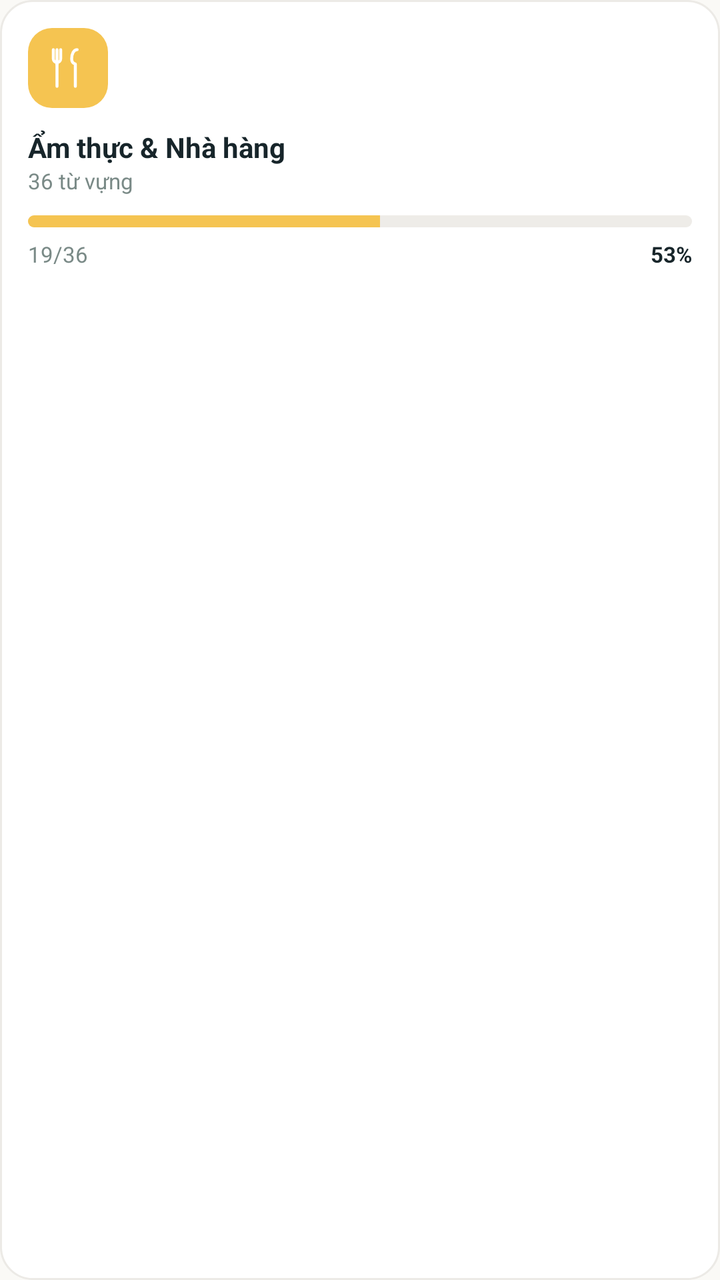
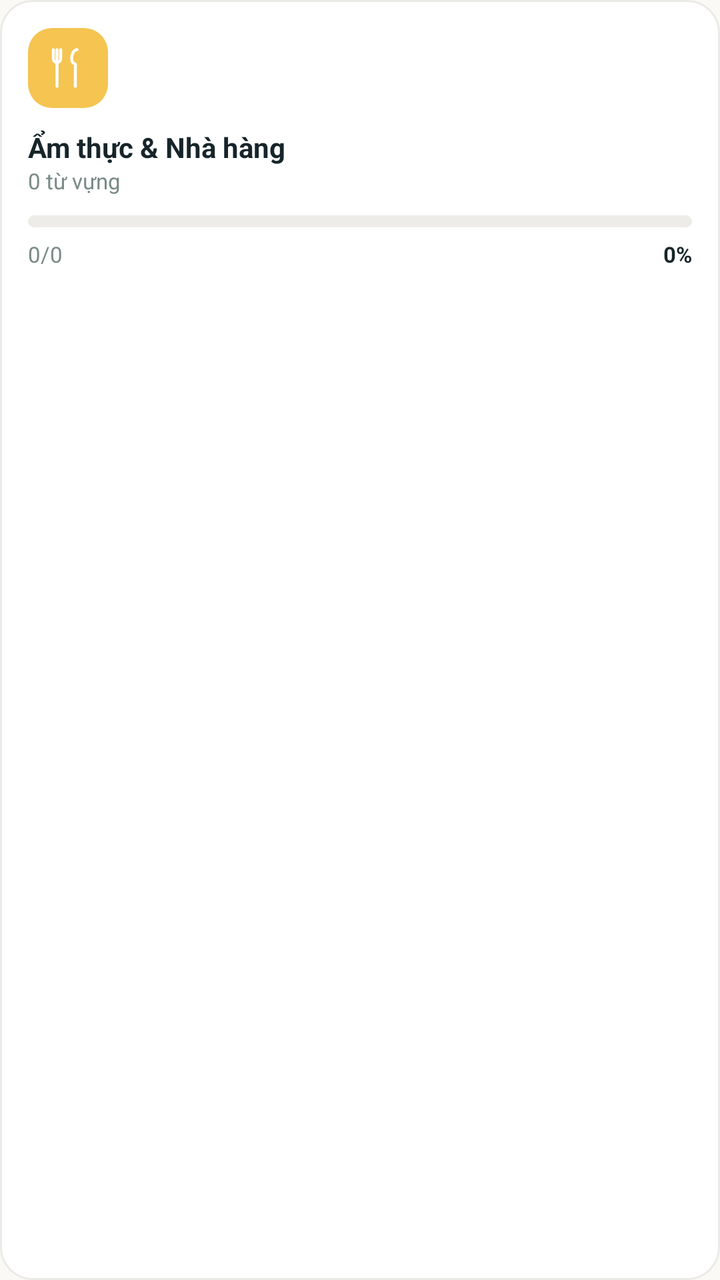

Screens rendered from an Android XML layout before and after an edit, with the pre-edit source and the edit as a unified diff.
<!-- AndroidManifest.xml: application theme Theme.CalmLearn -->
<!-- res/layout/item_lesson_food.xml -->
<?xml version="1.0" encoding="utf-8"?>
<LinearLayout xmlns:android="http://schemas.android.com/apk/res/android"
    android:layout_width="match_parent"
    android:layout_height="wrap_content"
    android:background="@drawable/bg_card_stroke"
    android:clickable="true"
    android:focusable="true"
    android:foreground="?attr/selectableItemBackground"
    android:orientation="vertical"
    android:padding="14dp">

    <ImageView
        android:layout_width="40dp"
        android:layout_height="40dp"
        android:background="@drawable/bg_icon_square_amber"
        android:padding="9dp"
        android:src="@drawable/ic_food"
        android:tint="@color/white"
        android:contentDescription="@null" />

    <TextView
        android:layout_width="match_parent"
        android:layout_height="wrap_content"
        android:layout_marginTop="10dp"
        android:text="Ẩm thực &amp; Nhà hàng"
        android:textColor="@color/text_primary"
        android:textSize="14sp"
        android:textStyle="bold" />

    <TextView
        android:layout_width="match_parent"
        android:layout_height="wrap_content"
        android:text="36 từ vựng"
        android:textColor="@color/text_secondary"
        android:textSize="11sp" />

    <ProgressBar
        style="?android:attr/progressBarStyleHorizontal"
        android:layout_width="match_parent"
        android:layout_height="6dp"
        android:layout_marginTop="10dp"
        android:max="100"
        android:progress="53"
        android:progressDrawable="@drawable/progress_amber" />

    <LinearLayout
        android:layout_width="match_parent"
        android:layout_height="wrap_content"
        android:layout_marginTop="6dp"
        android:orientation="horizontal">

        <TextView
            android:layout_width="0dp"
            android:layout_height="wrap_content"
            android:layout_weight="1"
            android:text="19/36"
            android:textColor="@color/text_secondary"
            android:textSize="11sp" />

        <TextView
            android:layout_width="wrap_content"
            android:layout_height="wrap_content"
            android:text="53%"
            android:textColor="@color/text_primary"
            android:textSize="11sp"
            android:textStyle="bold" />
    </LinearLayout>
</LinearLayout>
<!-- resources referenced by this layout -->
<resources>
  <color name="text_primary">#17252A</color>
  <color name="text_secondary">#7A8A87</color>
  <color name="white">#FFFFFF</color>
  <!-- drawable bg_card_stroke (drawable) -->
  <shape xmlns:android="http://schemas.android.com/apk/res/android" android:shape="rectangle">
      <solid android:color="@color/surface"/>
      <stroke android:width="1dp" android:color="@color/divider"/>
      <corners android:radius="16dp"/>
  </shape>
  <!-- drawable bg_icon_square_amber (drawable) -->
  <shape xmlns:android="http://schemas.android.com/apk/res/android" android:shape="rectangle">
      <solid android:color="@color/amber"/>
      <corners android:radius="12dp"/>
  </shape>
  <!-- drawable ic_food (drawable) -->
  <vector xmlns:android="http://schemas.android.com/apk/res/android"
      android:width="24dp" android:height="24dp" android:viewportWidth="24" android:viewportHeight="24">
      <path android:pathData="M6,2 L6,10 M4,2 L4,7 C4,8.1 4.9,9 6,9 C7.1,9 8,8.1 8,7 L8,2" android:strokeColor="#FFFFFFFF" android:strokeWidth="1.6" android:strokeLineCap="round" android:fillColor="@android:color/transparent"/>
      <path android:pathData="M6,10 L6,22" android:strokeColor="#FFFFFFFF" android:strokeWidth="1.6" android:strokeLineCap="round" android:fillColor="@android:color/transparent"/>
      <path android:pathData="M17,2 C15,2 14,4.5 14,7 C14,8.5 14.8,9.5 16,9.8 L16,22" android:strokeColor="#FFFFFFFF" android:strokeWidth="1.6" android:strokeLineCap="round" android:strokeLineJoin="round" android:fillColor="@android:color/transparent"/>
  </vector>
  <!-- drawable progress_amber (drawable) -->
  <layer-list xmlns:android="http://schemas.android.com/apk/res/android">
      <item android:id="@android:id/background">
          <shape android:shape="rectangle">
              <solid android:color="@color/progress_track"/>
              <corners android:radius="6dp"/>
          </shape>
      </item>
      <item android:id="@android:id/progress">
          <clip>
              <shape android:shape="rectangle">
                  <solid android:color="@color/amber"/>
                  <corners android:radius="6dp"/>
              </shape>
          </clip>
      </item>
  </layer-list>
  <style name="Theme.CalmLearn" parent="Theme.MaterialComponents.DayNight.NoActionBar">
          <item name="colorPrimary">@color/teal_primary</item>
          <item name="colorPrimaryVariant">@color/teal_dark</item>
          <item name="colorOnPrimary">@color/white</item>
          <item name="colorSecondary">@color/coral</item>
          <item name="colorOnSecondary">@color/white</item>
          <item name="android:statusBarColor">@color/background</item>
          <item name="android:windowLightStatusBar">true</item>
          <item name="android:navigationBarColor">@color/surface</item>
          <item name="android:windowBackground">@color/background</item>
          <item name="android:fontFamily">sans-serif</item>
      </style>
  <color name="surface">#FFFFFF</color>
  <color name="divider">#ECEAE6</color>
  <color name="amber">#F5C451</color>
  <color name="progress_track">#EEECE8</color>
  <color name="teal_primary">#146C6E</color>
  <color name="teal_dark">#0B5147</color>
  <color name="coral">#F27B64</color>
  <color name="background">#FAF9F6</color>
</resources>

<!-- the commit's change to res/layout/item_lesson_food.xml (unified diff, before → after) -->
@@ -28,19 +28,21 @@
         android:textStyle="bold" />
 
     <TextView
+        android:id="@+id/tvWordCount"
         android:layout_width="match_parent"
         android:layout_height="wrap_content"
-        android:text="36 từ vựng"
+        android:text="0 từ vựng"
         android:textColor="@color/text_secondary"
         android:textSize="11sp" />
 
     <ProgressBar
+        android:id="@+id/progressBar"
         style="?android:attr/progressBarStyleHorizontal"
         android:layout_width="match_parent"
         android:layout_height="6dp"
         android:layout_marginTop="10dp"
         android:max="100"
-        android:progress="53"
+        android:progress="0"
         android:progressDrawable="@drawable/progress_amber" />
 
     <LinearLayout
@@ -50,17 +52,19 @@
         android:orientation="horizontal">
 
         <TextView
+            android:id="@+id/tvLearnedCount"
             android:layout_width="0dp"
             android:layout_height="wrap_content"
             android:layout_weight="1"
-            android:text="19/36"
+            android:text="0/0"
             android:textColor="@color/text_secondary"
             android:textSize="11sp" />
 
         <TextView
+            android:id="@+id/tvPercent"
             android:layout_width="wrap_content"
             android:layout_height="wrap_content"
-            android:text="53%"
+            android:text="0%"
             android:textColor="@color/text_primary"
             android:textSize="11sp"
             android:textStyle="bold" />
